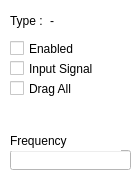
Before: the Qt Designer form Update/Logic_Gate_Simulator/Dialogs/dlg_gateinfo.ui in ElliotHarding/Logic-Gate-Simulator, drawn with Qt 5.
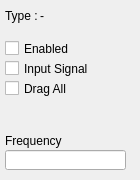
After: the same form once the commit is applied. Icons and pictures are not drawn.

Patch:
```diff
--- a/Update/Logic_Gate_Simulator/Dialogs/dlg_gateinfo.ui
+++ b/Update/Logic_Gate_Simulator/Dialogs/dlg_gateinfo.ui
@@ -14,15 +14,15 @@
    <string>Form</string>
   </property>
   <property name="autoFillBackground">
-   <bool>true</bool>
+   <bool>false</bool>
   </property>
   <property name="styleSheet">
-   <string notr="true">background-color: rgb(255, 255, 255);</string>
+   <string notr="true"/>
   </property>
   <widget class="QCheckBox" name="cb_Enabled">
    <property name="geometry">
     <rect>
-     <x>10</x>
+     <x>5</x>
      <y>40</y>
      <width>141</width>
      <height>17</height>
@@ -35,7 +35,7 @@
   <widget class="QPushButton" name="btn_DeleteGate">
    <property name="geometry">
     <rect>
-     <x>105</x>
+     <x>110</x>
      <y>5</y>
      <width>31</width>
      <height>31</height>
@@ -64,8 +64,8 @@
   <widget class="QLabel" name="lbl_Type">
    <property name="geometry">
     <rect>
-     <x>10</x>
-     <y>10</y>
+     <x>5</x>
+     <y>5</y>
      <width>41</width>
      <height>21</height>
     </rect>
@@ -77,8 +77,8 @@
   <widget class="QLabel" name="lbl_GateType">
    <property name="geometry">
     <rect>
-     <x>50</x>
-     <y>10</y>
+     <x>40</x>
+     <y>5</y>
      <width>81</width>
      <height>21</height>
     </rect>
@@ -90,7 +90,7 @@
   <widget class="QCheckBox" name="signalCheck">
    <property name="geometry">
     <rect>
-     <x>10</x>
+     <x>5</x>
      <y>60</y>
      <width>141</width>
      <height>17</height>
@@ -103,7 +103,7 @@
   <widget class="QLineEdit" name="lineEdit_Frequency">
    <property name="geometry">
     <rect>
-     <x>10</x>
+     <x>5</x>
      <y>150</y>
      <width>121</width>
      <height>20</height>
@@ -113,7 +113,7 @@
   <widget class="QLabel" name="lbl_Frequency">
    <property name="geometry">
     <rect>
-     <x>10</x>
+     <x>5</x>
      <y>130</y>
      <width>111</width>
      <height>21</height>
@@ -126,7 +126,7 @@
   <widget class="QCheckBox" name="cb_DragMode">
    <property name="geometry">
     <rect>
-     <x>10</x>
+     <x>5</x>
      <y>80</y>
      <width>141</width>
      <height>17</height>
```
